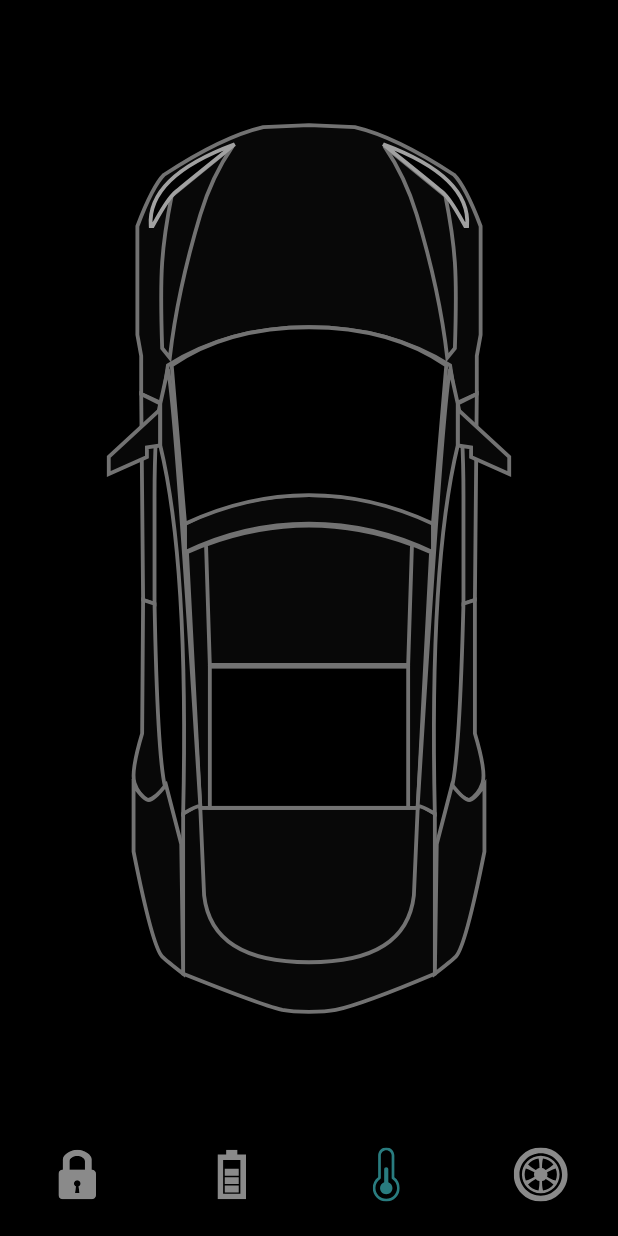
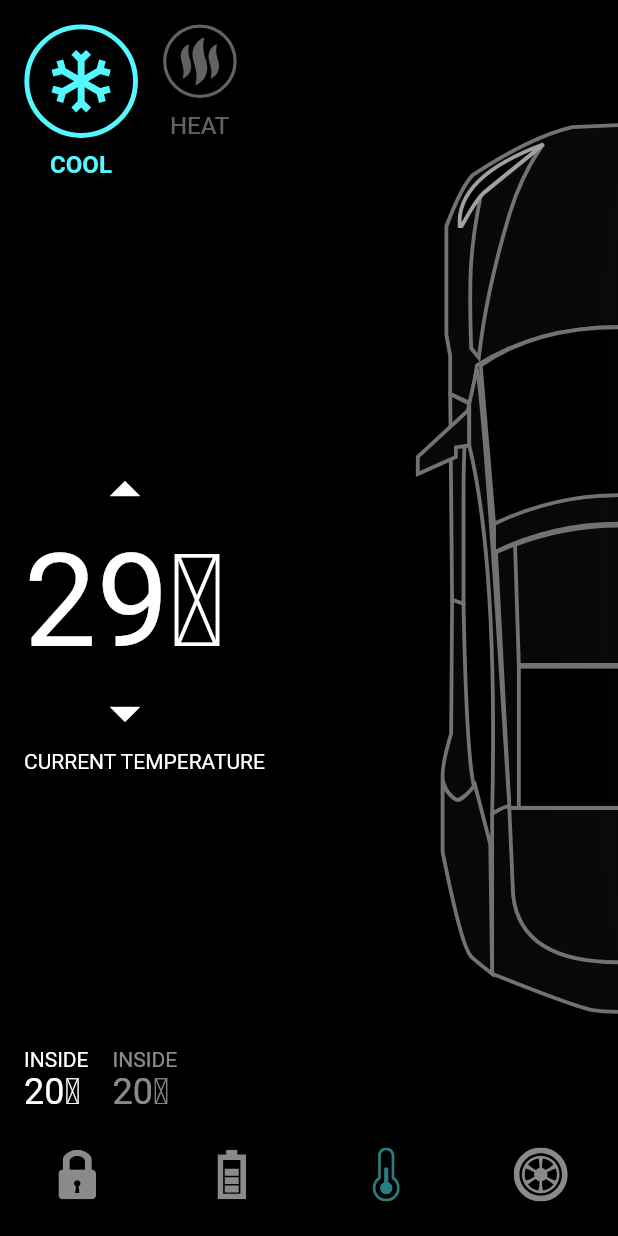
Before and after one commit to RRKawchar/animated_tesla_car_app, a Flutter app: the screen it shows after launch, item 3 of the bottom bar chosen, on a phone screen of 412 x 824 dp. Run offline on Flutter 3.47's test engine with Material 2 defaults, Android fonts, the phone set to English and light mode, and no system bars; our stand-ins replace flutter_svg.

Commit message:
temperature screen design and animation

```diff
--- a/lib/home_controller.dart
+++ b/lib/home_controller.dart
@@ -1,31 +1,39 @@
 import 'package:flutter/cupertino.dart';
 
 class HomeController extends ChangeNotifier {
-  int selectedBottomTab=0;
-  void onBottomNavigationTabChange(int index){
-    selectedBottomTab=index;
+  int selectedBottomTab = 0;
+  void onBottomNavigationTabChange(int index) {
+    selectedBottomTab = index;
     notifyListeners();
   }
 
   bool isRightDoorLock = true;
-  bool isLeftDoorLock=true;
-  bool isBonnetLock=true;
-  bool isTrunkLock=true;
+  bool isLeftDoorLock = true;
+  bool isBonnetLock = true;
+  bool isTrunkLock = true;
   void updateRightDoorLock() {
     isRightDoorLock = !isRightDoorLock;
     notifyListeners();
   }
 
-  void updateLeftDoorLock(){
-    isLeftDoorLock=!isLeftDoorLock;
+  void updateLeftDoorLock() {
+    isLeftDoorLock = !isLeftDoorLock;
     notifyListeners();
   }
-  void updateBonnetDoorLock(){
-    isBonnetLock=!isBonnetLock;
+
+  void updateBonnetDoorLock() {
+    isBonnetLock = !isBonnetLock;
     notifyListeners();
   }
-  void updateTrunkLock(){
-    isTrunkLock=!isTrunkLock;
+
+  void updateTrunkLock() {
+    isTrunkLock = !isTrunkLock;
+    notifyListeners();
+  }
+
+  bool isCoolSelected = true;
+  void updateCoolSelectedTab() {
+    isCoolSelected = !isCoolSelected;
     notifyListeners();
   }
 }
--- /dev/null
+++ b/lib/screens/components/temp_btn.dart
@@ -0,0 +1,56 @@
+import 'package:flutter/material.dart';
+import 'package:flutter_svg/flutter_svg.dart';
+import 'package:tesla_car_app/constanins.dart';
+
+class TempBtn extends StatelessWidget {
+  const TempBtn({
+    Key? key,
+    required this.svgSrc,
+    required this.title,
+    this.isActive = false,
+    required this.press,
+    this.isActiveColor = primaryColor,
+  }) : super(key: key);
+
+  final String svgSrc, title;
+  final bool isActive;
+  final VoidCallback press;
+  final Color isActiveColor;
+
+  @override
+  Widget build(BuildContext context) {
+    return GestureDetector(
+      onTap: press,
+      child: Column(
+        children: [
+          AnimatedContainer(
+              duration: const Duration(milliseconds: 200),
+              curve: Curves.easeInOutBack,
+              height: isActive ? 76 : 50,
+              width: isActive ? 76 : 50,
+              child: SvgPicture.asset(
+                svgSrc,
+                color: isActive ? isActiveColor : Colors.white38,
+              )),
+          const SizedBox(
+            height: defaultPadding / 2,
+          ),
+          AnimatedDefaultTextStyle(
+            duration: const Duration(milliseconds: 200),
+            style: TextStyle(
+                fontSize: 16,
+                color: isActive ? isActiveColor : Colors.white38,
+                fontWeight: isActive ? FontWeight.bold : FontWeight.normal),
+            child: Text(
+              title.toUpperCase(),
+              // style: TextStyle(
+              //     fontSize: 16,
+              //     color: isActive ? primaryColor : Colors.white38,
+              //     fontWeight: isActive ? FontWeight.bold : FontWeight.normal),
+            ),
+          )
+        ],
+      ),
+    );
+  }
+}
--- /dev/null
+++ b/lib/screens/components/temp_details.dart
@@ -0,0 +1,105 @@
+import 'package:flutter/material.dart';
+import 'package:tesla_car_app/constanins.dart';
+import 'package:tesla_car_app/home_controller.dart';
+import 'package:tesla_car_app/screens/components/temp_btn.dart';
+class TempDetails extends StatelessWidget {
+  const TempDetails({
+    Key? key,
+    required HomeController controller,
+  })  : _controller = controller,
+        super(key: key);
+
+  final HomeController _controller;
+
+  @override
+  Widget build(BuildContext context) {
+    return Padding(
+      padding: const EdgeInsets.all(defaultPadding),
+      child: Column(
+        crossAxisAlignment: CrossAxisAlignment.start,
+        children: [
+          SizedBox(
+            height: 120,
+            child: Row(
+              children: [
+                TempBtn(
+                  isActive: _controller.isCoolSelected,
+                  svgSrc: "assets/icons/coolShape.svg",
+                  title: "Cool",
+                  press: _controller.updateCoolSelectedTab,
+                ),
+                const SizedBox(
+                  width: defaultPadding,
+                ),
+                TempBtn(
+                  isActive: !_controller.isCoolSelected,
+                  svgSrc: "assets/icons/heatShape.svg",
+                  title: "Heat",
+                  isActiveColor: redColor,
+                  press: _controller.updateCoolSelectedTab,
+                ),
+              ],
+            ),
+          ),
+          const Spacer(),
+          Column(
+            children: [
+              IconButton(
+                  padding: EdgeInsets.zero,
+                  onPressed: () {},
+                  icon: const Icon(
+                    Icons.arrow_drop_up,
+                    size: 48,
+                  )),
+              const Text(
+                "29" + "\u2103",
+                style: TextStyle(fontSize: 86),
+              ),
+              IconButton(
+                  padding: EdgeInsets.zero,
+                  onPressed: () {},
+                  icon: const Icon(
+                    Icons.arrow_drop_down,
+                    size: 48,
+                  )),
+            ],
+          ),
+
+
+          const Text("CURRENT TEMPERATURE"),
+          const Spacer(),
+          const SizedBox(
+            height: defaultPadding,
+          ),
+          Row(
+            children: [
+              Column(
+                crossAxisAlignment: CrossAxisAlignment.start,
+                children: [
+                  Text("Inside".toUpperCase()),
+                  Text(
+                    "20"+"\u2103",
+                    style: Theme.of(context).textTheme.headline5,
+                  ),
+                ],
+              ),
+              const SizedBox(width: defaultPadding,),
+              Column(
+                crossAxisAlignment: CrossAxisAlignment.start,
+                children: [
+                  Text("Inside".toUpperCase(),style: const TextStyle(
+                      color: Colors.white54
+                  ),),
+                  Text(
+                    "20"+"\u2103",
+                    style: Theme.of(context).textTheme.headline5!.copyWith(color: Colors.white54),
+                  ),
+                ],
+              ),
+            ],
+          )
+        ],
+      ),
+    );
+  }
+}
--- a/lib/screens/home_screen.dart
+++ b/lib/screens/home_screen.dart
@@ -4,6 +4,8 @@
 import 'package:tesla_car_app/home_controller.dart';
 import 'package:tesla_car_app/screens/components/battery_status.dart';
 import 'package:tesla_car_app/screens/components/door_lock.dart';
+import 'package:tesla_car_app/screens/components/temp_btn.dart';
+import 'package:tesla_car_app/screens/components/temp_details.dart';
 import 'package:tesla_car_app/screens/components/tesla_bottom_nav_bar.dart';
 
 class HomeScreen extends StatefulWidget {
@@ -13,13 +15,35 @@
   State<HomeScreen> createState() => _HomeScreenState();
 }
 
-class _HomeScreenState extends State<HomeScreen>
-    with SingleTickerProviderStateMixin {
+class _HomeScreenState extends State<HomeScreen> with TickerProviderStateMixin {
   final HomeController _controller = HomeController();
   late AnimationController _batteryAnimationController;
   late Animation<double> _animationBattery;
+  late AnimationController _tempAnimationController;
+  late Animation<double> _animationCarShift;
+  late Animation<double> _animationBatteryStatus;
+  late Animation<double> _animationTempShowInfo;
+  late Animation<double> _animationCoolGlow;
 
-  late Animation<double> _animationBatteryStatus;
+  void setupTempAnimation() {
+    _tempAnimationController = AnimationController(
+      vsync: this,
+      duration: const Duration(milliseconds: 1500),
+    );
+
+    _animationCarShift = CurvedAnimation(
+      parent: _tempAnimationController,
+      curve: const Interval(0.2, 0.4),
+    );
+    _animationTempShowInfo = CurvedAnimation(
+      parent: _tempAnimationController,
+      curve: const Interval(0.45, 0.65),
+    );
+    _animationCoolGlow = CurvedAnimation(
+      parent: _tempAnimationController,
+      curve: const Interval(0.7, 1),
+    );
+  }
 
   void setupBatteryAnimation() {
     _batteryAnimationController = AnimationController(
@@ -31,25 +55,34 @@
       curve: const Interval(0.0, 0.5),
     );
 
-    _animationBatteryStatus=CurvedAnimation(parent: _batteryAnimationController, curve:const Interval(0.6,1));
+    _animationBatteryStatus = CurvedAnimation(
+      parent: _batteryAnimationController,
+      curve: const Interval(0.6, 1),
+    );
   }
 
   @override
   void initState() {
     setupBatteryAnimation();
+    setupTempAnimation();
     super.initState();
   }
 
   @override
   void dispose() {
     _batteryAnimationController.dispose();
+    _tempAnimationController.dispose();
     super.dispose();
   }
 
   @override
   Widget build(BuildContext context) {
     return AnimatedBuilder(
-        animation: Listenable.merge([_controller, _batteryAnimationController]),
+        animation: Listenable.merge([
+          _controller,
+          _batteryAnimationController,
+          _tempAnimationController
+        ]),
         builder: (context, _) {
           print(_animationBattery.value);
           return Scaffold(
@@ -57,12 +90,21 @@
               return Stack(
                 alignment: Alignment.center,
                 children: [
-                  Padding(
-                    padding: EdgeInsets.symmetric(
-                        vertical: constrains.maxHeight * 0.1),
-                    child: SvgPicture.asset(
-                      "assets/icons/Car.svg",
-                      width: double.infinity,
+                  SizedBox(
+                    height: constrains.maxHeight,
+                    width: constrains.maxWidth,
+                  ),
+                  Positioned(
+                    left: constrains.maxWidth / 2 * _animationCarShift.value,
+                    height: constrains.maxHeight,
+                    width: constrains.maxWidth,
+                    child: Padding(
+                      padding: EdgeInsets.symmetric(
+                          vertical: constrains.maxHeight * 0.1),
+                      child: SvgPicture.asset(
+                        "assets/icons/Car.svg",
+                        width: double.infinity,
+                      ),
                     ),
                   ),
                   AnimatedPositioned(
@@ -127,7 +169,7 @@
                     ),
                   ),
                   Positioned(
-                    top: 50 *(1- _animationBatteryStatus.value),
+                    top: 50 * (1 - _animationBatteryStatus.value),
                     height: constrains.maxHeight,
                     width: constrains.maxWidth,
                     child: Opacity(
@@ -135,6 +177,30 @@
                       child: BatteryStatus(
                         constraints: constrains,
                       ),
+                    ),
+                  ),
+                  Positioned(
+                      height: constrains.maxHeight,
+                      width: constrains.maxWidth,
+                      top: 60 * (1 - _animationTempShowInfo.value),
+                      child: Opacity(
+                          opacity: _animationTempShowInfo.value,
+                          child: TempDetails(controller: _controller))),
+                  Positioned(
+                    right: -180 * (1 - _animationCoolGlow.value),
+                    child: AnimatedSwitcher(
+                      duration: defaultDuration,
+                      child: _controller.isCoolSelected
+                          ? Image.asset(
+                              "assets/images/Cool_glow_2.png",
+                              key: UniqueKey(),
+                              width: 200,
+                            )
+                          : Image.asset(
+                              "assets/images/Hot_glow_4.png",
+                              key: UniqueKey(),
+                              width: 200,
+                            ),
                     ),
                   )
                 ],
@@ -147,6 +213,11 @@
                 } else if (_controller.selectedBottomTab == 1 && index != 1) {
                   _batteryAnimationController.reverse(from: 0.7);
                 }
+                if (index == 2) {
+                  _tempAnimationController.forward();
+                } else if (_controller.selectedBottomTab == 2 && index != 2) {
+                  _tempAnimationController.reverse(from: 0.4);
+                }
                 _controller.onBottomNavigationTabChange(index);
               },
               selectedTap: _controller.selectedBottomTab,
```
